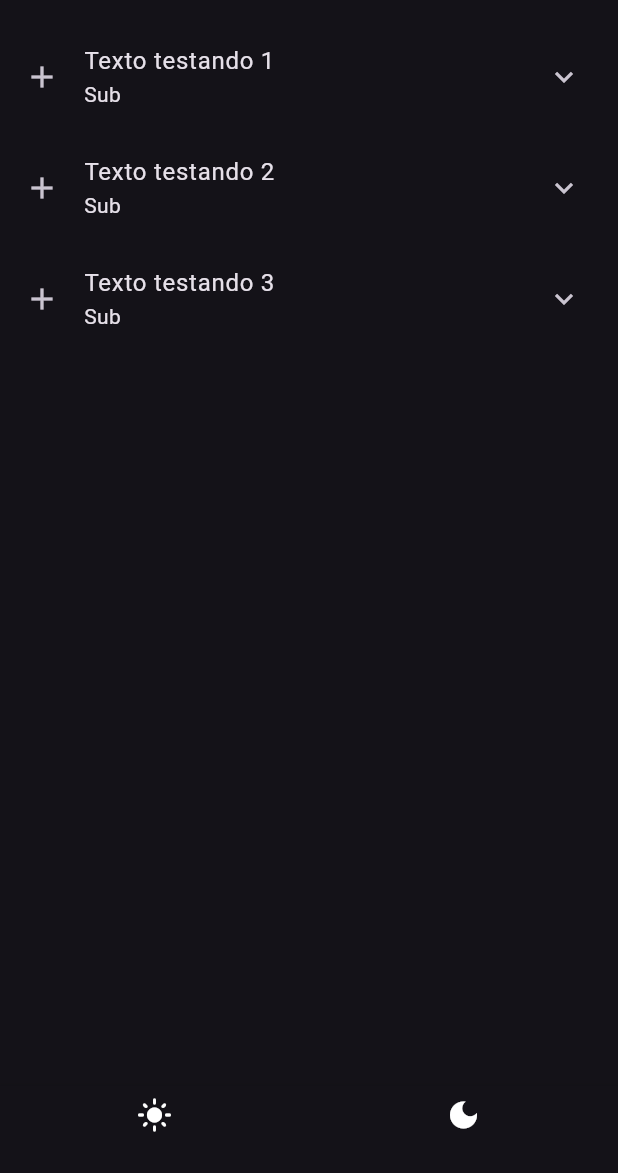
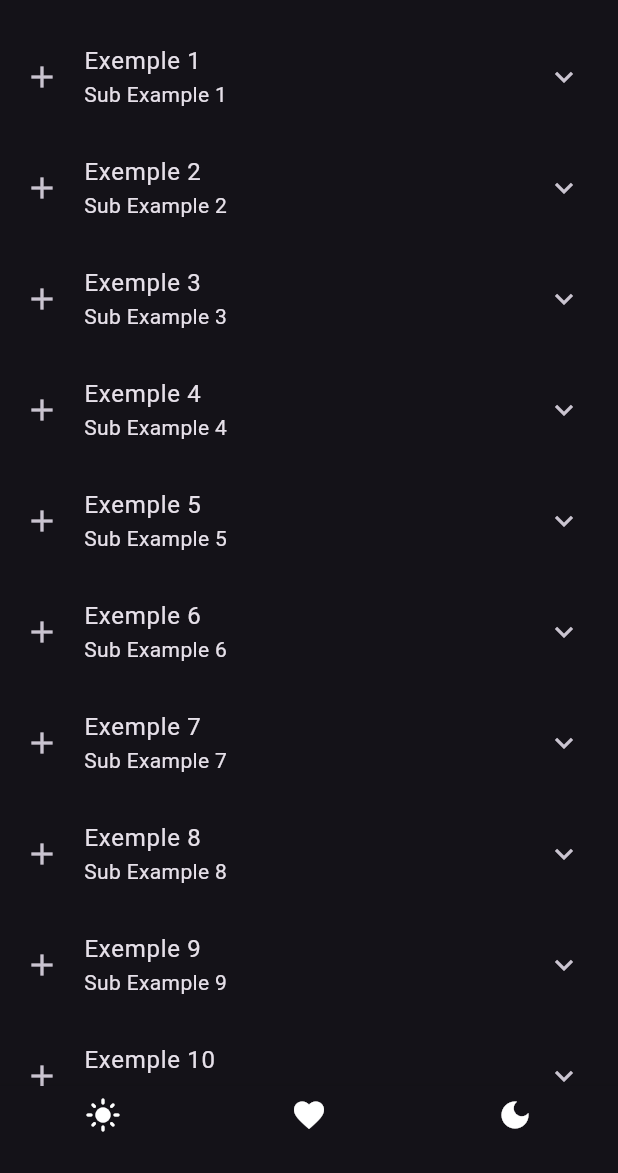
Before and after one commit to oguiaraujo/Maypp, a Flutter app: the screen it shows after launch, on a phone screen of 412 x 824 dp, the part 63-1236 px from its top. Run offline on Flutter 3.47's test engine with Material 3 defaults, Android fonts, the phone set to English and light mode, and no system bars; Roboto replaces fonts that are missing (Ubuntu).

Commit message:
Maypp v4.0

```diff
--- a/lib/main.dart
+++ b/lib/main.dart
@@ -1,4 +1,111 @@
 import 'package:flutter/material.dart';
+
+var dataObjects = [{
+  "Text" : "Exemple 1",
+  "Sub" : "Sub Example 1",
+  "Secret" : "Secret Exemple 1"
+},
+{
+  "Text" : "Exemple 2",
+  "Sub" : "Sub Example 2",
+  "Secret" : "Secret Exemple 2"
+},
+{
+  "Text" : "Exemple 3",
+  "Sub" : "Sub Example 3",
+  "Secret" : "Secret Exemple 3"
+},
+{
+    "Text" : "Exemple 4",
+    "Sub" : "Sub Example 4",
+    "Secret" : "Secret Exemple 4"
+  },
+  {
+    "Text" : "Exemple 5",
+    "Sub" : "Sub Example 5",
+    "Secret" : "Secret Exemple 5"
+  },
+  {
+    "Text" : "Exemple 6",
+    "Sub" : "Sub Example 6",
+    "Secret" : "Secret Exemple 6"
+  },
+  {
+    "Text" : "Exemple 7",
+    "Sub" : "Sub Example 7",
+    "Secret" : "Secret Exemple 7"
+  },
+  {
+    "Text" : "Exemple 8",
+    "Sub" : "Sub Example 8",
+    "Secret" : "Secret Exemple 8"
+  },
+  {
+    "Text" : "Exemple 9",
+    "Sub" : "Sub Example 9",
+    "Secret" : "Secret Exemple 9"
+  },
+  {
+    "Text" : "Exemple 10",
+    "Sub" : "Sub Example 10",
+    "Secret" : "Secret Exemple 10"
+  },
+  {
+    "Text" : "Exemple 10",
+    "Sub" : "Sub Example 10",
+    "Secret" : "Secret Exemple 10"
+  },
+  {
+    "Text" : "Exemple 11",
+    "Sub" : "Sub Example 11",
+    "Secret" : "Secret Exemple 11"
+  },
+  {
+    "Text" : "Exemple 12",
+    "Sub" : "Sub Example 12",
+    "Secret" : "Secret Exemple 12"
+  },
+  {
+    "Text" : "Exemple 13",
+    "Sub" : "Sub Example 13",
+    "Secret" : "Secret Exemple 13"
+  },
+  {
+    "Text" : "Exemple 14",
+    "Sub" : "Sub Example 14",
+    "Secret" : "Secret Exemple 14"
+  },
+  {
+    "Text" : "Exemple 15",
+    "Sub" : "Sub Example 15",
+    "Secret" : "Secret Exemple 15"
+  },
+  {
+    "Text" : "Exemple 16",
+    "Sub" : "Sub Example 16",
+    "Secret" : "Secret Exemple 16"
+  },
+  {
+    "Text" : "Exemple 17",
+    "Sub" : "Sub Example 17",
+    "Secret" : "Secret Exemple 17"
+  },
+  {
+    "Text" : "Exemple 18",
+    "Sub" : "Sub Example 18",
+    "Secret" : "Secret Exemple 18"
+  },
+  {
+    "Text" : "Exemple 19",
+    "Sub" : "Sub Example 19",
+    "Secret" : "Secret Exemple 19"
+  },
+  {
+    "Text" : "Exemple 20",
+    "Sub" : "Sub Example 20",
+    "Secret" : "Secret Exemple 20"
+  }
+];
 
 class Maypp extends StatelessWidget {
   Maypp();
@@ -11,9 +118,9 @@ class Maypp extends StatelessWidget {
       home: Scaffold(
         appBar: MayppBar(),
         body: MayppBody(
-          objects: ["Texto testando 1", "Texto testando 2", "Texto testando 3"]
+          objects: dataObjects
         ),
-        bottomNavigationBar: MayppBottonNavBar(objIcons: [Icons.light_mode, Icons.dark_mode],),
+        bottomNavigationBar: MayppBottonNavBar(objIcons: [Icons.light_mode, Icons.favorite, Icons.dark_mode],),
       ),
     );
   }
@@ -30,19 +137,19 @@ class MayppBar extends AppBar {
           PopupMenuItem(
             child: Container(
               alignment: Alignment.center,
-              child: Icon(Icons.circle, color: Colors.white)
+              child: Icon(Icons.circle, color: Colors.purple)
+            )
+          ),
+          PopupMenuItem(
+            child: Container(
+              alignment: Alignment.center,
+              child: Icon(Icons.circle, color: Colors.blue)
             )
           ),
           PopupMenuItem(
             child: Container(
               alignment: Alignment.center,
               child: Icon(Icons.circle, color: Colors.yellow)
-            )
-          ),
-          PopupMenuItem(
-            child: Container(
-              alignment: Alignment.center,
-              child: Icon(Icons.circle, color: Colors.blue)
             )
           )
         ]
@@ -52,7 +159,7 @@ class MayppBar extends AppBar {
 }
 
 class MayppBody extends StatelessWidget {
-  List<String> objects;
+  List objects;
   MayppBody({this.objects = const []});
 
   @override
@@ -62,10 +169,10 @@ class MayppBody extends StatelessWidget {
           objects
               .map(
                 (obj) => ExpansionTile(
-                  title: Text(obj),
-                  subtitle: Text('Sub'),
+                  title: Text(obj["Text"]),
+                  subtitle: Text(obj["Sub"]),
                   leading: Icon(Icons.add),
-                  children: [ListTile(title: Text('secret text'))],
+                  children: [ListTile(title: Text(obj["Secret"]))],
                 ),
               )
               .toList(),
```
Also changed, not shown: 1 other file.
